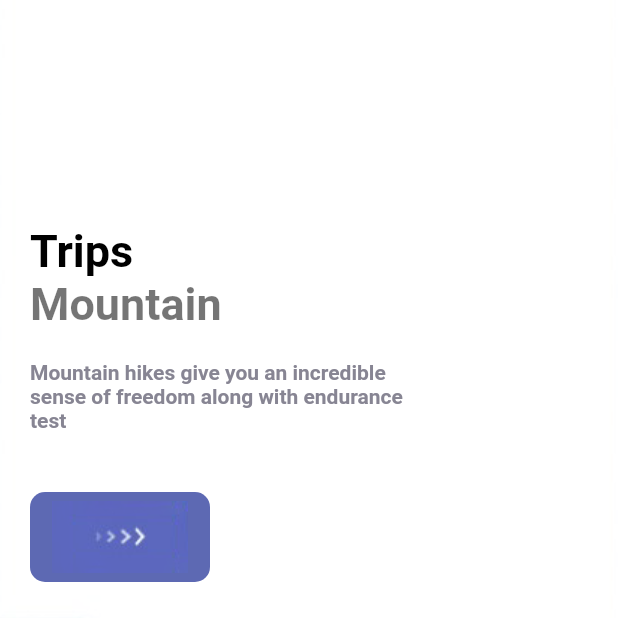
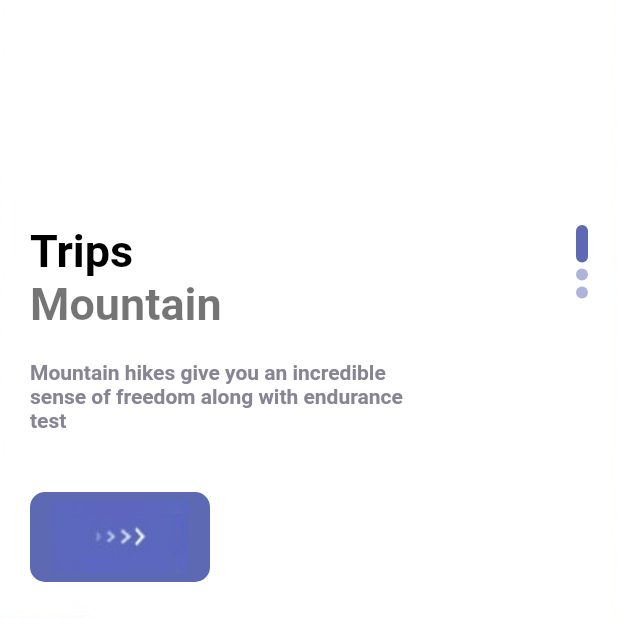
Before and after one commit to GzuPark/trailing_flutter, a Flutter app: the screen it shows after launch, on a phone screen of 412 x 824 dp, the top half of it. Run offline on Flutter 3.47's test engine with Material 2 defaults, Android fonts, the phone set to English and light mode, and no system bars.

Commit message:
Add to show present page over slide dots

```diff
--- a/lib/pages/welcome_page.dart
+++ b/lib/pages/welcome_page.dart
@@ -57,6 +57,20 @@ class _WelcomePageState extends State<WelcomePage> {
                       ResponsiveButton(width: 120),
                     ],
                   ),
+                  Column(
+                    // Slide dots on the top-right
+                    children: List.generate(3, (indexDots) {
+                      return Container(
+                        margin: const EdgeInsets.only(bottom: 4),
+                        width: 8,
+                        height: index == indexDots ? 25 : 8,
+                        decoration: BoxDecoration(
+                          borderRadius: BorderRadius.circular(8),
+                          color: index == indexDots ? AppColors.mainColor : AppColors.mainColor.withOpacity(0.5),
+                        ),
+                      );
+                    }),
+                  ),
                 ],
               ),
             ),
```
